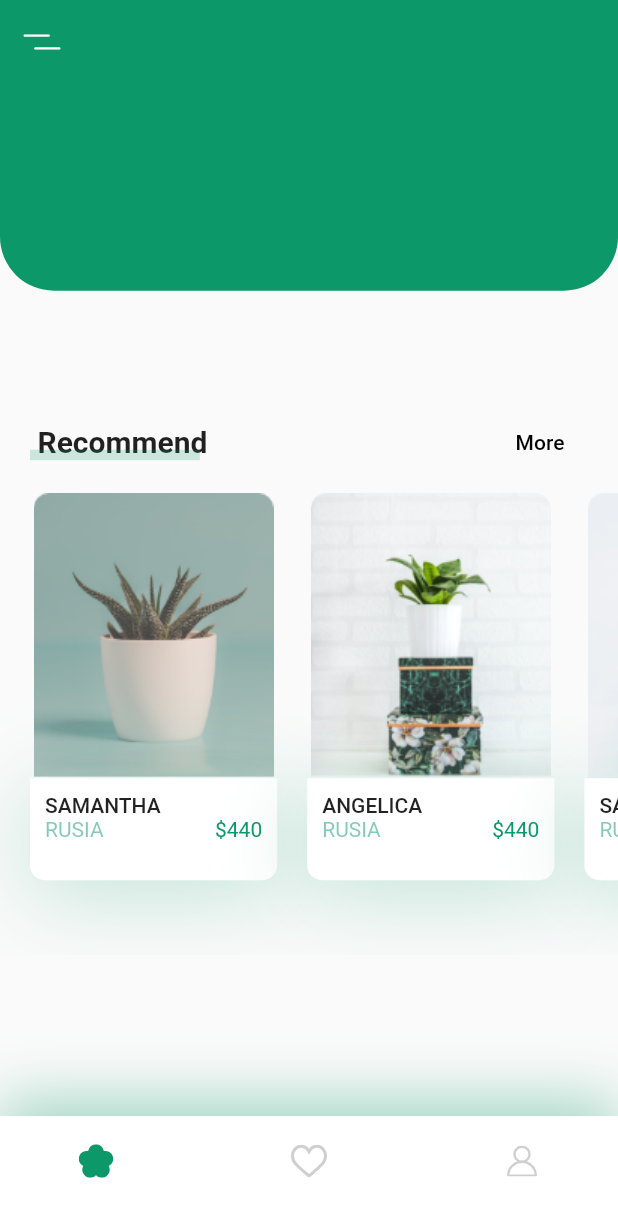
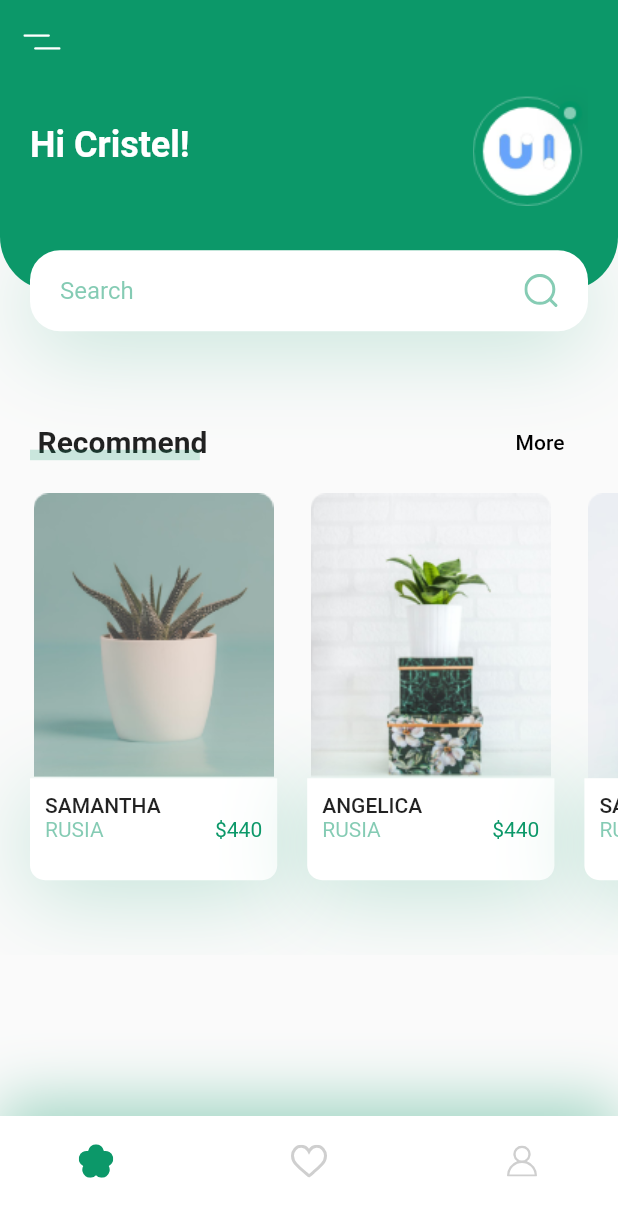
Before and after one commit to e1len-code/flutter_UI_examples, a Flutter app: the HomeScreen screen opened directly, on a phone screen of 412 x 824 dp. Shown: the top 1217 px of the screen. Run offline on Flutter 3.47's test engine with Material 2 defaults, Android fonts, the phone set to English and light mode, and no system bars; our stand-ins replace flutter_svg; missing offline and left inert: flutter_animator.

Commit message:
feat:add header in home

```diff
--- a/lib/plants_example/screens/home/components/header_with_seachbox.dart
+++ b/lib/plants_example/screens/home/components/header_with_seachbox.dart
@@ -1,4 +1,5 @@
 import 'package:flutter/material.dart';
+import 'package:flutter_svg/flutter_svg.dart';
 import 'package:login_ui/plants_example/constants.dart';
 
 class HeaderWithSearchBox extends StatelessWidget {
@@ -24,7 +25,53 @@ class HeaderWithSearchBox extends StatelessWidget {
                 borderRadius: BorderRadius.only(
                     bottomLeft: Radius.circular(36),
                     bottomRight: Radius.circular(36))),
+            child: Row(
+              children: [
+                Text('Hi Cristel!',
+                    style: Theme.of(context).textTheme.headline5!.copyWith(
+                        color: Colors.white, fontWeight: FontWeight.bold)),
+                const Spacer(),
+                Image.asset('assets/images_plants/logo.png')
+              ],
+            ),
           ),
+          Positioned(
+              bottom: 0,
+              left: 0,
+              right: 0,
+              child: Container(
+                alignment: Alignment.center,
+                margin: const EdgeInsets.symmetric(horizontal: kDefaultPadding),
+                padding:
+                    const EdgeInsets.symmetric(horizontal: kDefaultPadding),
+                height: 54,
+                decoration: BoxDecoration(
+                    color: Colors.white,
+                    borderRadius: BorderRadius.circular(20),
+                    boxShadow: [
+                      BoxShadow(
+                          offset: const Offset(0, 10),
+                          blurRadius: 50,
+                          color: kprimaryColor.withOpacity(0.23))
+                    ]),
+                child: Row(
+                  children: [
+                    Expanded(
+                      child: TextField(
+                        onChanged: (value) {},
+                        decoration: InputDecoration(
+                            enabledBorder: InputBorder.none,
+                            focusedBorder: InputBorder.none,
+                            hintText: 'Search',
+                            hintStyle: TextStyle(
+                                color: kprimaryColor.withOpacity(0.5))),
+                      ),
+                    ),
+                    SvgPicture.asset('assets/icons_plants/search.svg')
+                  ],
+                ),
+              ))
+          /* Positioned(child: ) */
         ],
       ),
     );
```
